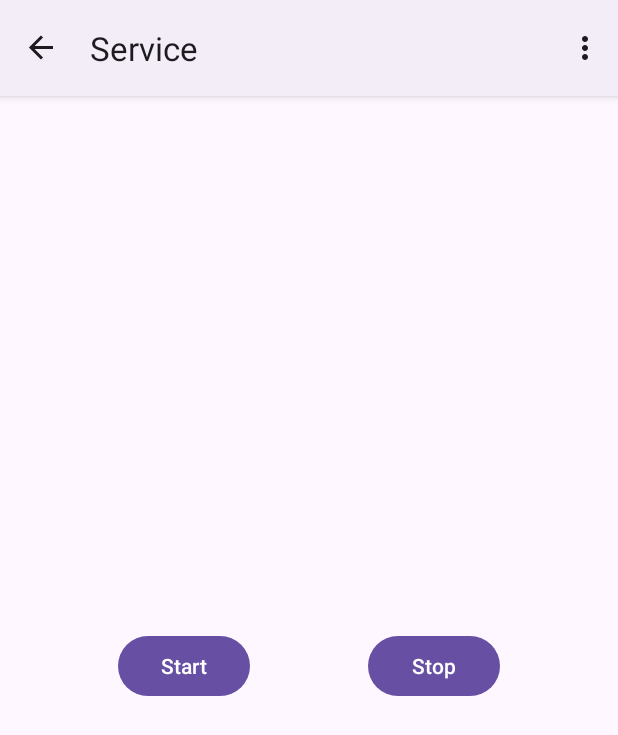
After one commit to gimmewhitewings/TwelvthPractice-Android, an Android app: the ServiceFragment screen opened through its navigation route, on a phone screen of 412 x 824 dp. The commit adds this screen. Shown: the top 735 px of the screen. Run offline under Robolectric (Android 15) with nearby library versions, the phone set to English and light mode, and no system bars; our stand-ins replace navigation-ui.

Commit message:
Service done

```diff
--- a/app/src/main/java/com/example/twelvthpractice/MediaService.kt
+++ b/app/src/main/java/com/example/twelvthpractice/MediaService.kt
@@ -2,11 +2,28 @@ package com.example.twelvthpractice
 
 import android.app.Service
 import android.content.Intent
+import android.media.MediaPlayer
 import android.os.IBinder
 
 class MediaService : Service() {
 
-    override fun onBind(intent: Intent): IBinder {
-        TODO("Return the communication channel to the service.")
+    private lateinit var mediaPlayer: MediaPlayer
+
+    override fun onBind(intent: Intent): IBinder? {
+        return null
+    }
+
+    override fun onCreate() {
+        mediaPlayer = MediaPlayer.create(this, R.raw.queen)
+        mediaPlayer.isLooping = true
+    }
+
+    override fun onStartCommand(intent: Intent?, flags: Int, startId: Int): Int {
+        mediaPlayer.start()
+        return START_STICKY
+    }
+
+    override fun onDestroy() {
+        mediaPlayer.stop()
     }
 }
--- /dev/null
+++ b/app/src/main/java/com/example/twelvthpractice/fragments/ServiceFragment.kt
@@ -0,0 +1,37 @@
+package com.example.twelvthpractice.fragments
+
+import android.content.Intent
+import android.os.Bundle
+import android.view.LayoutInflater
+import android.view.View
+import android.view.ViewGroup
+import androidx.fragment.app.Fragment
+import com.example.twelvthpractice.MediaService
+import com.example.twelvthpractice.databinding.FragmentServiceBinding
+
+class ServiceFragment : Fragment() {
+
+    private lateinit var binding: FragmentServiceBinding
+
+    override fun onCreateView(
+        inflater: LayoutInflater, container: ViewGroup?,
+        savedInstanceState: Bundle?
+    ): View {
+        // Inflate the layout for this fragment
+        binding = FragmentServiceBinding.inflate(inflater)
+        return binding.root
+    }
+
+    override fun onViewCreated(view: View, savedInstanceState: Bundle?) {
+        val intent = Intent(context, MediaService::class.java)
+        binding.apply {
+            startButton.setOnClickListener {
+                context?.startService(intent)
+            }
+            stopButton.setOnClickListener {
+                context?.stopService(intent)
+            }
+        }
+    }
+
+}
--- /dev/null
+++ b/app/src/main/res/layout/fragment_service.xml
@@ -0,0 +1,30 @@
+<?xml version="1.0" encoding="utf-8"?>
+<androidx.constraintlayout.widget.ConstraintLayout xmlns:android="http://schemas.android.com/apk/res/android"
+    xmlns:app="http://schemas.android.com/apk/res-auto"
+    xmlns:tools="http://schemas.android.com/tools"
+    android:layout_width="match_parent"
+    android:layout_height="match_parent"
+    tools:context=".fragments.ServiceFragment">
+
+    <Button
+        android:id="@+id/startButton"
+        android:layout_width="wrap_content"
+        android:layout_height="wrap_content"
+        android:text="Start"
+        app:layout_constraintBottom_toBottomOf="parent"
+        app:layout_constraintEnd_toStartOf="@+id/stopButton"
+        app:layout_constraintHorizontal_bias="0.5"
+        app:layout_constraintStart_toStartOf="parent"
+        app:layout_constraintTop_toTopOf="parent" />
+
+    <Button
+        android:id="@+id/stopButton"
+        android:layout_width="wrap_content"
+        android:layout_height="wrap_content"
+        android:text="Stop"
+        app:layout_constraintBottom_toBottomOf="@+id/startButton"
+        app:layout_constraintEnd_toEndOf="parent"
+        app:layout_constraintHorizontal_bias="0.5"
+        app:layout_constraintStart_toEndOf="@+id/startButton"
+        app:layout_constraintTop_toTopOf="@+id/startButton" />
+</androidx.constraintlayout.widget.ConstraintLayout>
--- a/app/src/main/res/menu/action_bar_menu.xml
+++ b/app/src/main/res/menu/action_bar_menu.xml
@@ -15,5 +15,8 @@
         android:title="CellAnimation" />
     <item
         android:id="@id/tweenAnimationFragment"
-        android:title="TweenAnimation"/>
+        android:title="TweenAnimation" />
+    <item
+        android:id="@id/serviceFragment"
+        android:title="Service" />
 </menu>
--- a/app/src/main/res/navigation/nav_graph.xml
+++ b/app/src/main/res/navigation/nav_graph.xml
@@ -30,4 +30,9 @@
         android:name="com.example.twelvthpractice.fragments.TweenAnimationFragment"
         android:label="TweenAnimation"
         tools:layout="@layout/fragment_tween_animation" />
+    <fragment
+        android:id="@+id/serviceFragment"
+        android:name="com.example.twelvthpractice.fragments.ServiceFragment"
+        android:label="Service"
+        tools:layout="@layout/fragment_service" />
 </navigation>
```
